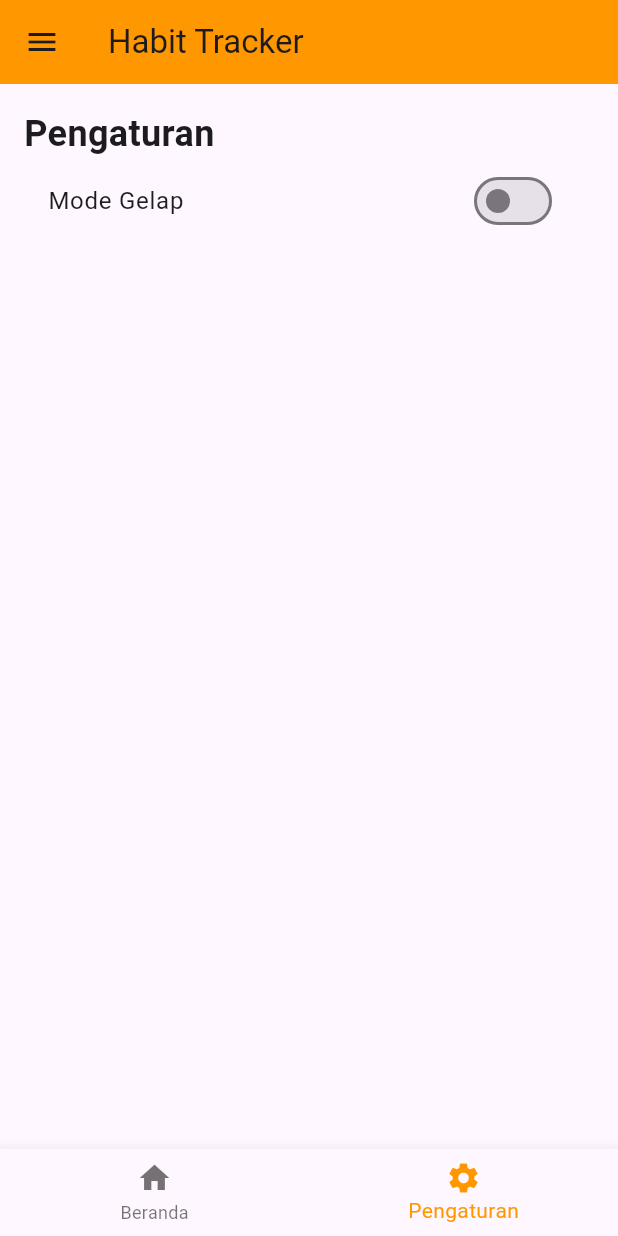
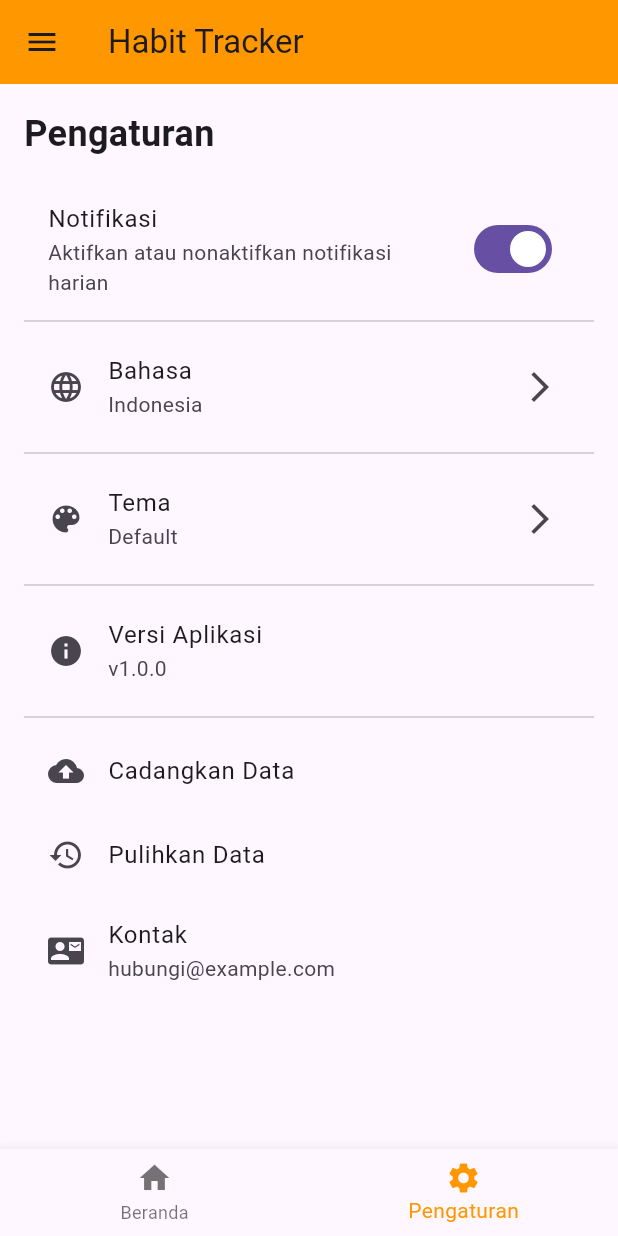
Before and after one commit to yanuarferiyanto/pemograman-mobile-uts, a Flutter app: the HomePage screen opened directly, item 2 of the bottom bar chosen, on a phone screen of 412 x 824 dp. Run offline on Flutter 3.47's test engine with Material 3 defaults, Android fonts, the phone set to English and light mode, and no system bars; network calls fail.

Commit message:
Meambahkan menu di penagaturan

```diff
--- a/lib/home.dart
+++ b/lib/home.dart
@@ -253,26 +253,158 @@ class _HomePageState extends State<HomePage> {
 Widget _buildSettings() {
   return Padding(
     padding: const EdgeInsets.all(16.0),
-      child: Column(
-        crossAxisAlignment: CrossAxisAlignment.start,
+    child: ListView(
       children: [
         const Text(
           'Pengaturan',
           style: TextStyle(fontSize: 24, fontWeight: FontWeight.bold),
         ),
+        const SizedBox(height: 20),
+
+        // Notifikasi
         SwitchListTile(
-            title: const Text('Mode Gelap'),
-            value: _isDarkMode,
+          title: const Text('Notifikasi'),
+          subtitle: const Text('Aktifkan atau nonaktifkan notifikasi harian'),
+          value: _isNotificationEnabled,
           onChanged: (bool value) {
             setState(() {
-                _isDarkMode = value;
+              _isNotificationEnabled = value;
             });
+          },
+        ),
+        const Divider(),
+
+        // Bahasa yang Digunakan
+        ListTile(
+          leading: const Icon(Icons.language),
+          title: const Text('Bahasa'),
+          subtitle: Text(_selectedLanguage),
+          trailing: const Icon(Icons.arrow_forward_ios),
+          onTap: () => _showLanguageDialog(),
+        ),
+        const Divider(),
+
+        // Tema yang Dipakai
+        ListTile(
+          leading: const Icon(Icons.color_lens),
+          title: const Text('Tema'),
+          subtitle: Text(_selectedTheme),
+          trailing: const Icon(Icons.arrow_forward_ios),
+          onTap: () => _showThemeDialog(),
+        ),
+        const Divider(),
+
+        // Versi Aplikasi
+        ListTile(
+          leading: const Icon(Icons.info),
+          title: const Text('Versi Aplikasi'),
+          subtitle: const Text('v1.0.0'),
+        ),
+        const Divider(),
+
+
+
+         // Cadangan dan Pemulihan
+        ListTile(
+          title: const Text('Cadangkan Data'),
+          leading: const Icon(Icons.backup),
+          onTap: () {
+            // Implementasikan logika cadangan
+            ScaffoldMessenger.of(context).showSnackBar(
+              const SnackBar(content: Text('Cadangan berhasil dibuat!')),
+            );
+          },
+        ),
+        ListTile(
+          title: const Text('Pulihkan Data'),
+          leading: const Icon(Icons.restore),
+          onTap: () {
+            // Implementasikan logika pemulihan
+            ScaffoldMessenger.of(context).showSnackBar(
+              const SnackBar(content: Text('Data berhasil dipulihkan!')),
+            );
+          },
+        ),
+
+        // Kontak
+        ListTile(
+          leading: const Icon(Icons.contact_mail),
+          title: const Text('Kontak'),
+          subtitle: const Text('hubungi@example.com'),
+          onTap: () {
+            // Implementasi untuk aksi kontak
+            ScaffoldMessenger.of(context).showSnackBar(
+              const SnackBar(content: Text('Kontak kami di: hubungi@example.com')),
+            );
           },
         ),
       ],
     ),
   );
 }
+
+// Variabel untuk notifikasi, bahasa, dan tema
+bool _isNotificationEnabled = true;
+String _selectedLanguage = 'Indonesia';
+String _selectedTheme = 'Default';
+
+// Fungsi untuk dialog pemilihan bahasa
+void _showLanguageDialog() {
+  showDialog(
+    context: context,
+    builder: (context) {
+      return AlertDialog(
+        title: const Text('Pilih Bahasa'),
+        content: Column(
+          mainAxisSize: MainAxisSize.min,
+          children: ['Indonesia', 'English', 'Español']
+              .map((language) => RadioListTile<String>(
+                    title: Text(language),
+                    value: language,
+                    groupValue: _selectedLanguage,
+                    onChanged: (value) {
+                      setState(() {
+                        _selectedLanguage = value!;
+                        Navigator.pop(context);
+                      });
+                    },
+                  ))
+              .toList(),
+        ),
+      );
+    },
+  );
+}
+
+// Fungsi untuk dialog pemilihan tema
+void _showThemeDialog() {
+  showDialog(
+    context: context,
+    builder: (context) {
+      return AlertDialog(
+        title: const Text('Pilih Tema'),
+        content: Column(
+          mainAxisSize: MainAxisSize.min,
+          children: ['Default', 'Tema Merah', 'Tema Biru']
+              .map((theme) => RadioListTile<String>(
+                    title: Text(theme),
+                    value: theme,
+                    groupValue: _selectedTheme,
+                    onChanged: (value) {
+                      setState(() {
+                        _selectedTheme = value!;
+                        Navigator.pop(context);
+                      });
+                    },
+                  ))
+              .toList(),
+        ),
+      );
+    },
+  );
+}
+
+
 }
 
 class Habit {
```
Lines whose indentation alone changed are shown as unchanged.
